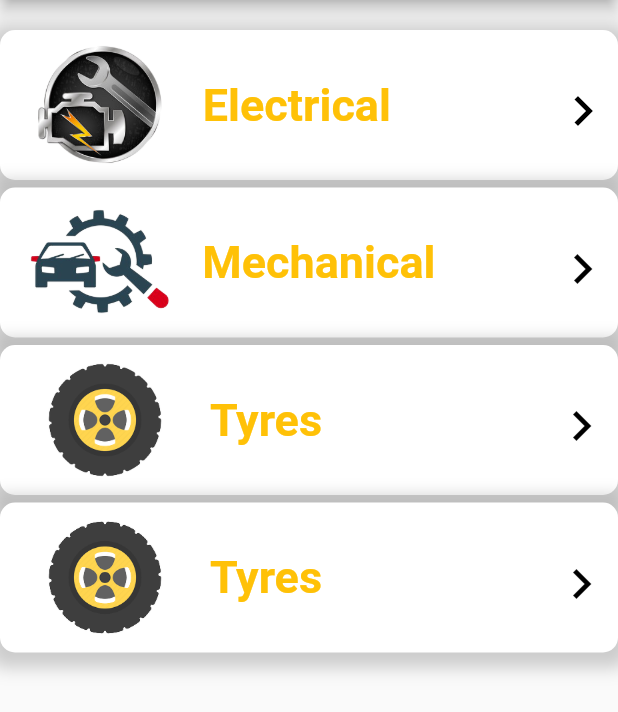
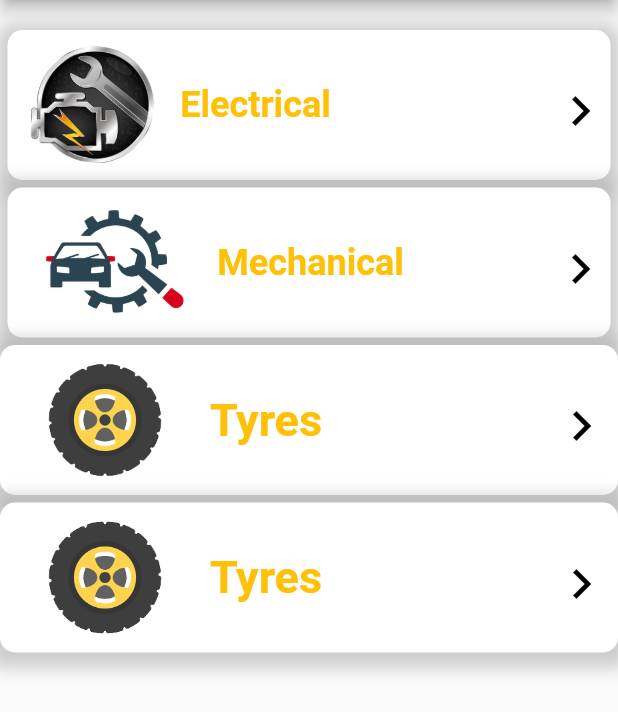
Before and after one commit to javedmughal-058/vehicle_management_app_in_flutter, a Flutter app: the bike_category screen opened directly, on a phone screen of 412 x 824 dp, the part 84-796 px from its top. Run offline on Flutter 3.47's test engine with Material 2 defaults, Android fonts, the phone set to English and light mode, and no system bars; our stand-ins replace animated_text_kit, carousel_slider.

Commit message:
Update bike_category.dart

```diff
--- a/lib/Screens/bike_category.dart
+++ b/lib/Screens/bike_category.dart
@@ -15,7 +15,43 @@ class bike_category extends StatelessWidget {
         children: [
           SizedBox(height: 20,),
           Container(
-           // margin: EdgeInsets.only(left: 5,right: 5),
+           margin: EdgeInsets.only(left: 5,right: 5),
+            height: 100,
+            width: 100,
+            decoration: BoxDecoration(
+                borderRadius: BorderRadius.circular(10),
+                color: Colors.white,
+                boxShadow: [
+                  BoxShadow(
+                    color: Colors.grey.withOpacity(0.5),
+                    spreadRadius: 7,
+                    blurRadius: 9,
+                    offset: Offset(0, 3), // changes position of shadow
+                  ),
+                ]
+            ),
+            child: Expanded(
+              child: Row(
+                children: [
+                  SizedBox(width: 10,),
+                  Image.asset("images/electric.png"),
+                  SizedBox(width: 10,),
+                  Text("Electrical",style: TextStyle(fontSize: 24,fontWeight: FontWeight.bold,color: Colors.amber),),
+                  Spacer(),
+                  IconButton(
+                    icon: const Icon(Icons.navigate_next,size: 40,),
+                    color: Colors.black,
+                    onPressed: () {
+
+                    },
+                  ),
+                ],
+              ),
+            ),
+          ),
+          SizedBox(height: 5,),
+          Container(
+             margin: EdgeInsets.only(left: 5,right: 5),
             height: 100,
             width: 100,
             decoration: BoxDecoration(
@@ -32,45 +68,11 @@ class bike_category extends StatelessWidget {
             ),
             child: Row(
               children: [
-                SizedBox(width: 20,),
-                Image.asset("images/electric.png"),
-                SizedBox(width: 20,),
-                Text("Electrical",style: TextStyle(fontSize: 30,fontWeight: FontWeight.bold,color: Colors.amber),),
-                SizedBox(width: 100,),
-                IconButton(
-                  icon: const Icon(Icons.navigate_next,size: 40,),
-                  color: Colors.black,
-                  onPressed: () {
-
-                  },
-                ),
-              ],
-            ),
-          ),
-          SizedBox(height: 5,),
-          Container(
-            // margin: EdgeInsets.only(left: 5,right: 5),
-            height: 100,
-            width: 100,
-            decoration: BoxDecoration(
-                borderRadius: BorderRadius.circular(10),
-                color: Colors.white,
-                boxShadow: [
-                  BoxShadow(
-                    color: Colors.grey.withOpacity(0.5),
-                    spreadRadius: 7,
-                    blurRadius: 9,
-                    offset: Offset(0, 3), // changes position of shadow
-                  ),
-                ]
-            ),
-            child: Row(
-              children: [
-                SizedBox(width: 5,),
+                SizedBox(width: 10,),
                 Image.asset("images/mechanical.png"),
                 SizedBox(width: 10,),
-                Text("Mechanical",style: TextStyle(fontSize: 30,fontWeight: FontWeight.bold,color: Colors.amber),),
-                SizedBox(width: 70,),
+                Text("Mechanical",style: TextStyle(fontSize: 24,fontWeight: FontWeight.bold,color: Colors.amber),),
+                Spacer(),
                 IconButton(
                   icon: const Icon(Icons.navigate_next,size: 40,),
                   color: Colors.black,
```
